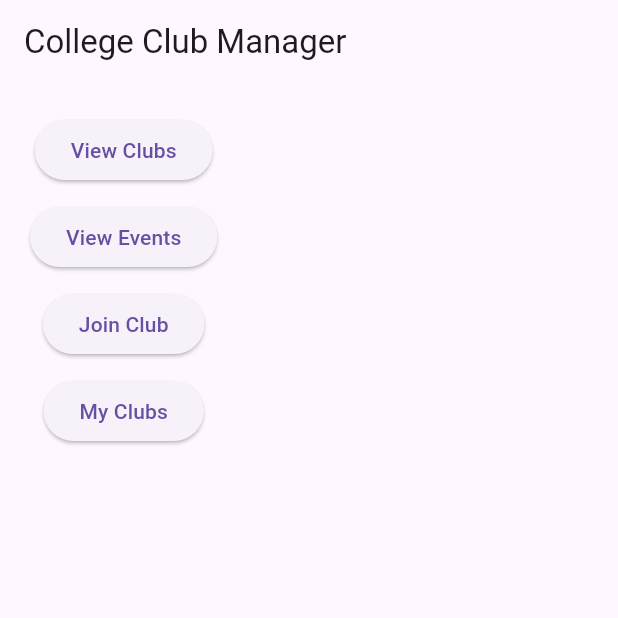
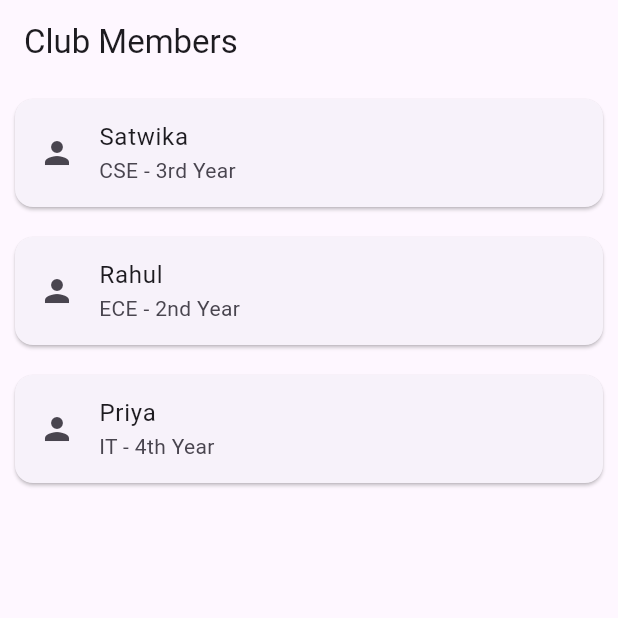
Before and after one commit to Satwika-y1/college-club-manager, a Flutter app: the screen it shows after launch, on a phone screen of 412 x 824 dp, the top half of it. Run offline on Flutter 3.47's test engine with Material 3 defaults, Android fonts, the light colour scheme and no system bars.

Commit message:
Added Members Screen

```diff
--- a/lib/main.dart
+++ b/lib/main.dart
@@ -1,5 +1,5 @@
 import 'package:flutter/material.dart';
-import 'screens/home_screen.dart';
+import 'screens/members_screen.dart';
 
 void main() {
   runApp(const CollegeClubManagerApp());
@@ -16,7 +16,7 @@ class CollegeClubManagerApp extends StatelessWidget {
       theme: ThemeData(
         primarySwatch: Colors.blue,
       ),
-      home: const HomeScreen(),
+      home: const MembersScreen(),
     );
   }
 }
--- /dev/null
+++ b/lib/screens/members_screen.dart
@@ -0,0 +1,47 @@
+import 'package:flutter/material.dart';
+
+class MembersScreen extends StatelessWidget {
+  const MembersScreen({super.key});
+
+  @override
+  Widget build(BuildContext context) {
+    final List<Map<String, String>> members = [
+      {
+        'name': 'Satwika',
+        'department': 'CSE',
+        'year': '3rd Year',
+      },
+      {
+        'name': 'Rahul',
+        'department': 'ECE',
+        'year': '2nd Year',
+      },
+      {
+        'name': 'Priya',
+        'department': 'IT',
+        'year': '4th Year',
+      },
+    ];
+
+    return Scaffold(
+      appBar: AppBar(
+        title: const Text('Club Members'),
+      ),
+      body: ListView.builder(
+        itemCount: members.length,
+        itemBuilder: (context, index) {
+          return Card(
+            margin: const EdgeInsets.all(10),
+            child: ListTile(
+              leading: const Icon(Icons.person),
+              title: Text(members[index]['name']!),
+              subtitle: Text(
+                '${members[index]['department']} - ${members[index]['year']}',
+              ),
+            ),
+          );
+        },
+      ),
+    );
+  }
+}
```
